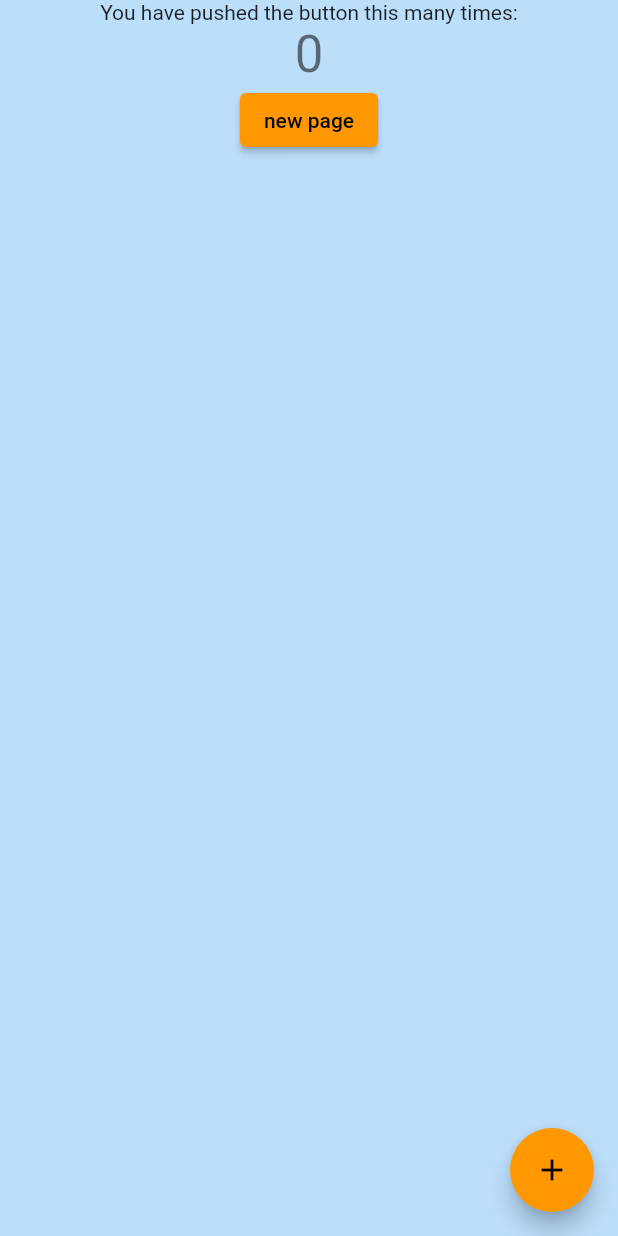
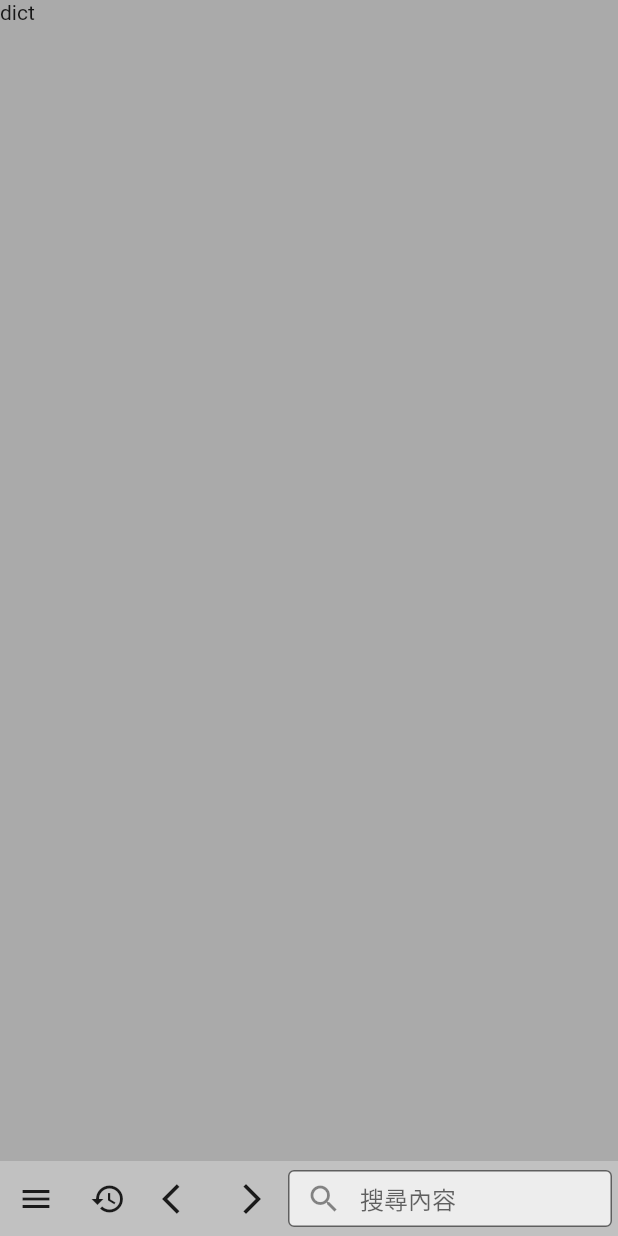
Before and after one commit to lin1270/bone-fish-app, a Flutter app: the screen it shows after launch, on a phone screen of 412 x 824 dp. Run offline on Flutter 3.47's test engine with Material 2 defaults, Android fonts, the light colour scheme and no system bars.

Commit message:
添加項目框架，分離app、homePage。

```diff
--- /dev/null
+++ b/code/mobile/lib/app/app.dart
@@ -0,0 +1,31 @@
+
+import 'package:flutter/material.dart';
+import 'package:bone_fish_app/app/home_page/homePage.dart';
+import 'package:bone_fish_app/common/config/app.dart';
+
+class BoneFishApp extends StatelessWidget {
+  const BoneFishApp({super.key});
+
+  // This widget is the root of your application.
+  @override
+  Widget build(BuildContext context) {
+    return MaterialApp(
+      title: 'Flutter Demo',
+      theme: ThemeData(
+        // This is the theme of your application.
+        //
+        // Try running your application with "flutter run". You'll see the
+        // application has a blue toolbar. Then, without quitting the app, try
+        // changing the primarySwatch below to Colors.green and then invoke
+        // "hot reload" (press "r" in the console where you ran "flutter run",
+        // or simply save your changes to "hot reload" in a Flutter IDE).
+        // Notice that the counter didn't reset back to zero; the application
+        // is not restarted.
+        primarySwatch: Config.themeColor,
+        brightness: Brightness.light, //控件颜色模式dark
+        primaryColor: Colors.black,//设置主题色为黑色即可
+      ),
+      home: const HomePage(title: 'bone-fish-app'),
+    );
+  }
+}
--- /dev/null
+++ b/code/mobile/lib/app/home_page/homePage.dart
@@ -0,0 +1,114 @@
+import 'package:bone_fish_app/common/ui/components/BasePage.dart';
+import 'package:flutter/material.dart';
+
+class HomePage extends StatefulWidget {
+  const HomePage({super.key, required this.title});
+
+  final String title;
+
+  @override
+  State<HomePage> createState() => _HomePageState();
+}
+
+class _HomePageState extends State<HomePage> {
+  final double _bottomHeight = 50;
+
+  void onMainMenuBtnClicked() {
+
+  }
+
+  void onQuickHistoryBtnClicked() {
+
+  }
+
+  void onPreHistoryBtnClicked() {
+
+  }
+
+  void onNextHistoryBtnClicked() {
+
+  }
+
+  void onSearch(String value) {
+    print('..va $value');
+  }
+
+  @override
+  Widget build(BuildContext context) {
+    return BasePage(
+      body: SafeArea(
+        child: Stack(
+          children: [
+            // dict
+            Positioned(
+              left: 0,
+              right: 0,
+              top: 0,
+              bottom: _bottomHeight,
+              child: Container(
+                  decoration: BoxDecoration(
+                    color: Color(0xffaaaaaa),
+                  ),
+                  child: Text('dict'),
+                ),
+            ),
+
+            // operation bar
+            Positioned(
+              bottom: 0,
+              height: _bottomHeight,
+              left:0,
+              right: 0,
+              child: Row(
+                children: [
+                  IconButton(
+                    onPressed: onMainMenuBtnClicked,
+                    icon: const Icon(Icons.menu)
+                  ),
+
+                  IconButton(
+                    onPressed: onQuickHistoryBtnClicked,
+                    icon: const Icon(Icons.history)
+                  ),
+
+                  IconButton(
+                    onPressed: onPreHistoryBtnClicked,
+                    icon: const Icon(Icons.arrow_back_ios)
+                  ),
+
+                  IconButton(
+                    onPressed: onNextHistoryBtnClicked,
+                    icon: const Icon(Icons.arrow_forward_ios)
+                  ),
+
+                  Expanded(
+                    flex: 1,
+                    child: Padding(
+                      padding: const EdgeInsets.fromLTRB(0, 6, 4, 6),
+                      child: TextField(
+                        onSubmitted: onSearch,
+                        textInputAction: TextInputAction.search,
+                        decoration: const InputDecoration(
+                          filled: true,
+                          fillColor: Colors.white70,
+                          border: OutlineInputBorder(),
+                          contentPadding: EdgeInsets.symmetric(vertical: 0),
+                          hintText: '搜尋內容',
+                          prefixIcon: Icon(Icons.search)
+                        ),
+                      )
+                    ),
+                  )
+
+                ],
+              ))
+
+            // quick history
+            // hot
+            // ... more
+          ],
+        )
+      ),
+    );
+  }
+}
--- /dev/null
+++ b/code/mobile/lib/common/config/app.dart
@@ -0,0 +1,8 @@
+
+import 'package:flutter/material.dart';
+
+class Config {
+  static const MaterialColor themeColor = Colors.blue;
+  static const  Color pageBgColor = Color(0xffc1c1c1);
+
+}
--- /dev/null
+++ b/code/mobile/lib/common/ui/components/BasePage.dart
@@ -0,0 +1,35 @@
+
+import 'package:bone_fish_app/common/config/app.dart';
+import 'package:flutter/cupertino.dart';
+import 'package:flutter/gestures.dart';
+import 'package:flutter/material.dart';
+
+class BasePage extends Scaffold {
+  const BasePage({
+    super.key,
+    super.appBar,
+    super.body,
+    super.floatingActionButton,
+    super.floatingActionButtonLocation,
+    super.floatingActionButtonAnimator,
+    super.persistentFooterButtons,
+    super.persistentFooterAlignment = AlignmentDirectional.centerEnd,
+    super.drawer,
+    super.onDrawerChanged,
+    super.endDrawer,
+    super.onEndDrawerChanged,
+    super.bottomNavigationBar,
+    super.bottomSheet,
+    super.backgroundColor = Config.pageBgColor,
+    super.resizeToAvoidBottomInset,
+    super.primary = true,
+    super.drawerDragStartBehavior = DragStartBehavior.start,
+    super.extendBody = false,
+    super.extendBodyBehindAppBar = false,
+    super.drawerScrimColor,
+    super.drawerEdgeDragWidth,
+    super.drawerEnableOpenDragGesture = true,
+    super.endDrawerEnableOpenDragGesture = true,
+    super.restorationId,
+  });
+}
--- a/code/mobile/lib/main.dart
+++ b/code/mobile/lib/main.dart
@@ -1,138 +1,6 @@
 import 'package:flutter/material.dart';
+import 'package:bone_fish_app/app/app.dart';
 
 void main() {
-  runApp(const MyApp());
+  runApp(const BoneFishApp());
 }
-
-class MyApp extends StatelessWidget {
-  const MyApp({super.key});
-
-  // This widget is the root of your application.
-  @override
-  Widget build(BuildContext context) {
-    return MaterialApp(
-      title: 'Flutter Demo',
-      theme: ThemeData(
-        // This is the theme of your application.
-        //
-        // Try running your application with "flutter run". You'll see the
-        // application has a blue toolbar. Then, without quitting the app, try
-        // changing the primarySwatch below to Colors.green and then invoke
-        // "hot reload" (press "r" in the console where you ran "flutter run",
-        // or simply save your changes to "hot reload" in a Flutter IDE).
-        // Notice that the counter didn't reset back to zero; the application
-        // is not restarted.
-        primarySwatch: Colors.orange,
-        brightness: Brightness.light, //控件颜色模式dark
-        primaryColor: Colors.black,//设置主题色为黑色即可
-      ),
-      home: const MyHomePage(title: 'Flutter Demo Home Page'),
-    );
-  }
-}
-
-class MyHomePage extends StatefulWidget {
-  const MyHomePage({super.key, required this.title});
-
-  // This widget is the home page of your application. It is stateful, meaning
-  // that it has a State object (defined below) that contains fields that affect
-  // how it looks.
-
-  // This class is the configuration for the state. It holds the values (in this
-  // case the title) provided by the parent (in this case the App widget) and
-  // used by the build method of the State. Fields in a Widget subclass are
-  // always marked "final".
-
-  final String title;
-
-  @override
-  State<MyHomePage> createState() => _MyHomePageState();
-}
-
-class _MyHomePageState extends State<MyHomePage> {
-  int _counter = 0;
-
-  void _incrementCounter() {
-    setState(() {
-      // This call to setState tells the Flutter framework that something has
-      // changed in this State, which causes it to rerun the build method below
-      // so that the display can reflect the updated values. If we changed
-      // _counter without calling setState(), then the build method would not be
-      // called again, and so nothing would appear to happen.
-      _counter++;
-    });
-  }
-
-  // @override
-  // void initState() {
-  //   SystemChrome.setSystemUIOverlayStyle(SystemUiOverlayStyle.dark);
-  //   super.initState();
-  // }
-
-  @override
-  Widget build(BuildContext context) {
-    // This method is rerun every time setState is called, for instance as done
-    // by the _incrementCounter method above.
-    //
-    // The Flutter framework has been optimized to make rerunning build methods
-    // fast, so that you can just rebuild anything that needs updating rather
-    // than having to individually change instances of widgets.
-    return Scaffold(
-      // appBar: AppBar(
-      //   // Here we take the value from the MyHomePage object that was created by
-      //   // the App.build method, and use it to set our appbar title.
-      //   title: Text(widget.title),
-      // ),
-      backgroundColor: Colors.blue[100],
-      body: SafeArea(
-        // Center is a layout widget. It takes a single child and positions it
-        // in the middle of the parent.
-        child:
-        SizedBox(
-          // decoration: BoxDecoration(
-          //   color: Colors.red[100],
-          // ),
-          width: MediaQuery.of(context).size.width,
-          child: Column(
-              // Column is also a layout widget. It takes a list of children and
-              // arranges them vertically. By default, it sizes itself to fit its
-              // children horizontally, and tries to be as tall as its parent.
-              //
-              // Invoke "debug painting" (press "p" in the console, choose the
-              // "Toggle Debug Paint" action from the Flutter Inspector in Android
-              // Studio, or the "Toggle Debug Paint" command in Visual Studio Code)
-              // to see the wireframe for each widget.
-              //
-              // Column has various properties to control how it sizes itself and
-              // how it positions its children. Here we use mainAxisAlignment to
-              // center the children vertically; the main axis here is the vertical
-              // axis because Columns are vertical (the cross axis would be
-              // horizontal).
-              // mainAxisAlignment: MainAxisAlignment.center,
-              children: <Widget>[
-                const Text(
-                  'You have pushed the button this many times:',
-                ),
-                Text(
-                  '$_counter',
-                  style: Theme.of(context).textTheme.headline4,
-                ),
-                ElevatedButton(
-                  onPressed: (){
-                    Navigator.of(context).pushNamed("/test_page");
-                  },
-                  child: const Text('new page'),
-                )
-              ],
-
-            ),
-        )
-      ),
-      floatingActionButton: FloatingActionButton(
-        onPressed: _incrementCounter,
-        tooltip: 'Increment',
-        child: const Icon(Icons.add),
-      ), // This trailing comma makes auto-formatting nicer for build methods.
-    );
-  }
-}
```
